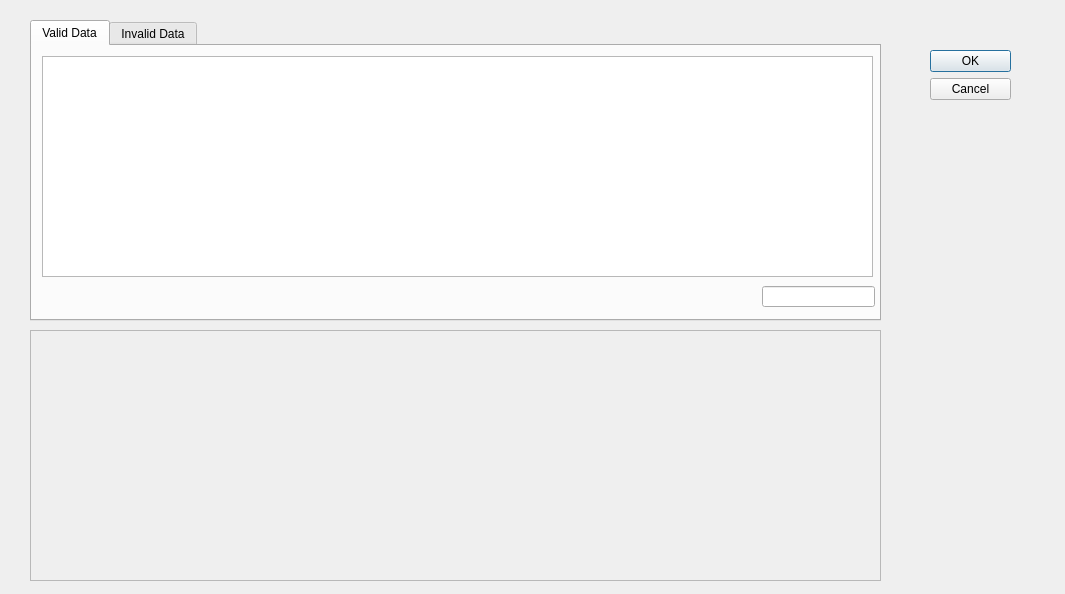
The window that layout/data_selection.ui (listenzcc/eeg-for-everyone-v1) describes before a commit, drawn with Qt 5.
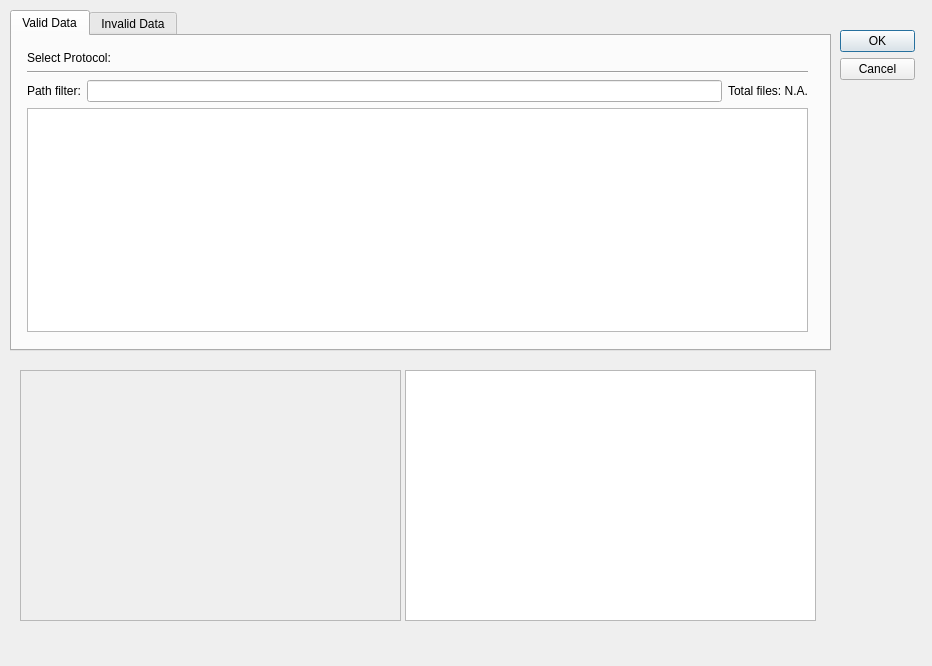
The same window after the commit.

```diff
--- a/layout/data_selection.ui
+++ b/layout/data_selection.ui
@@ -6,35 +6,25 @@
    <rect>
     <x>0</x>
     <y>0</y>
-    <width>1065</width>
-    <height>594</height>
+    <width>932</width>
+    <height>666</height>
    </rect>
   </property>
   <property name="windowTitle">
    <string>Dialog</string>
   </property>
-  <widget class="QDialogButtonBox" name="buttonBox">
-   <property name="geometry">
-    <rect>
-     <x>930</x>
-     <y>50</y>
-     <width>81</width>
-     <height>241</height>
-    </rect>
-   </property>
-   <property name="orientation">
-    <enum>Qt::Orientation::Vertical</enum>
-   </property>
-   <property name="standardButtons">
-    <set>QDialogButtonBox::StandardButton::Cancel|QDialogButtonBox::StandardButton::Ok</set>
-   </property>
-  </widget>
+  <property name="sizeGripEnabled">
+   <bool>false</bool>
+  </property>
+  <property name="modal">
+   <bool>false</bool>
+  </property>
   <widget class="QScrollArea" name="zcc_scrollArea_detailDisplay">
    <property name="geometry">
     <rect>
-     <x>30</x>
-     <y>330</y>
-     <width>851</width>
+     <x>20</x>
+     <y>370</y>
+     <width>381</width>
      <height>251</height>
     </rect>
    </property>
@@ -46,7 +36,7 @@
      <rect>
       <x>0</x>
       <y>0</y>
-      <width>849</width>
+      <width>379</width>
       <height>249</height>
      </rect>
     </property>
@@ -55,10 +45,10 @@
   <widget class="QTabWidget" name="tabWidget">
    <property name="geometry">
     <rect>
-     <x>30</x>
-     <y>20</y>
-     <width>851</width>
-     <height>301</height>
+     <x>10</x>
+     <y>10</y>
+     <width>821</width>
+     <height>341</height>
     </rect>
    </property>
    <property name="currentIndex">
@@ -71,25 +61,71 @@
     <attribute name="title">
      <string>Valid Data</string>
     </attribute>
-    <widget class="QTableView" name="zcc_tableView_validDataSelection">
+    <widget class="QWidget" name="verticalLayoutWidget">
      <property name="geometry">
       <rect>
        <x>10</x>
        <y>10</y>
-       <width>831</width>
-       <height>221</height>
+       <width>791</width>
+       <height>291</height>
       </rect>
      </property>
-    </widget>
-    <widget class="QLineEdit" name="zcc_lineEdit_pathFilter">
-     <property name="geometry">
-      <rect>
-       <x>730</x>
-       <y>240</y>
-       <width>113</width>
-       <height>21</height>
-      </rect>
-     </property>
+     <layout class="QVBoxLayout" name="verticalLayout">
+      <property name="leftMargin">
+       <number>5</number>
+      </property>
+      <property name="topMargin">
+       <number>5</number>
+      </property>
+      <property name="rightMargin">
+       <number>5</number>
+      </property>
+      <property name="bottomMargin">
+       <number>5</number>
+      </property>
+      <item>
+       <layout class="QHBoxLayout" name="zcc_horizontalLayout_protocolSelection">
+        <item>
+         <widget class="QLabel" name="label_2">
+          <property name="text">
+           <string>Select Protocol:</string>
+          </property>
+         </widget>
+        </item>
+       </layout>
+      </item>
+      <item>
+       <widget class="Line" name="line">
+        <property name="orientation">
+         <enum>Qt::Orientation::Horizontal</enum>
+        </property>
+       </widget>
+      </item>
+      <item>
+       <layout class="QHBoxLayout" name="horizontalLayout">
+        <item>
+         <widget class="QLabel" name="label">
+          <property name="text">
+           <string>Path filter:</string>
+          </property>
+         </widget>
+        </item>
+        <item>
+         <widget class="QLineEdit" name="zcc_lineEdit_pathFilter"/>
+        </item>
+        <item>
+         <widget class="QLabel" name="zcc_label_totalFiles">
+          <property name="text">
+           <string>Total files: N.A.</string>
+          </property>
+         </widget>
+        </item>
+       </layout>
+      </item>
+      <item>
+       <widget class="QTableView" name="zcc_tableView_validDataSelection"/>
+      </item>
+     </layout>
     </widget>
    </widget>
    <widget class="QWidget" name="tab_2">
@@ -121,6 +157,32 @@
     </widget>
    </widget>
   </widget>
+  <widget class="QDialogButtonBox" name="buttonBox">
+   <property name="geometry">
+    <rect>
+     <x>840</x>
+     <y>30</y>
+     <width>75</width>
+     <height>319</height>
+    </rect>
+   </property>
+   <property name="orientation">
+    <enum>Qt::Orientation::Vertical</enum>
+   </property>
+   <property name="standardButtons">
+    <set>QDialogButtonBox::StandardButton::Cancel|QDialogButtonBox::StandardButton::Ok</set>
+   </property>
+  </widget>
+  <widget class="QListWidget" name="listWidget">
+   <property name="geometry">
+    <rect>
+     <x>405</x>
+     <y>370</y>
+     <width>411</width>
+     <height>251</height>
+    </rect>
+   </property>
+  </widget>
  </widget>
  <resources/>
  <connections>
```
